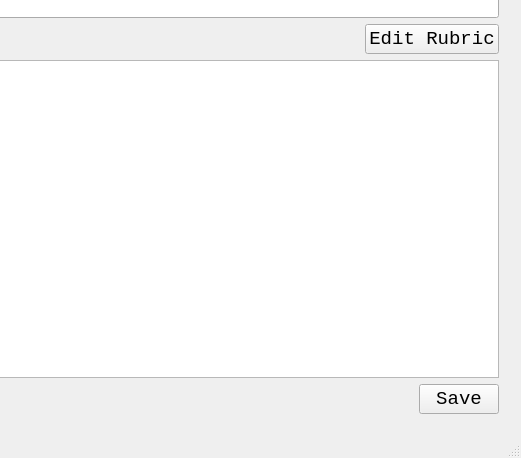
This is GAUI/basescreen.ui in ezfe/grading-assistant-cs205 as Qt 5 draws it before an edit; both pictures show x 187 to 708 and y 88 to 546 of the 708 by 546 pixel window. The edited form follows.
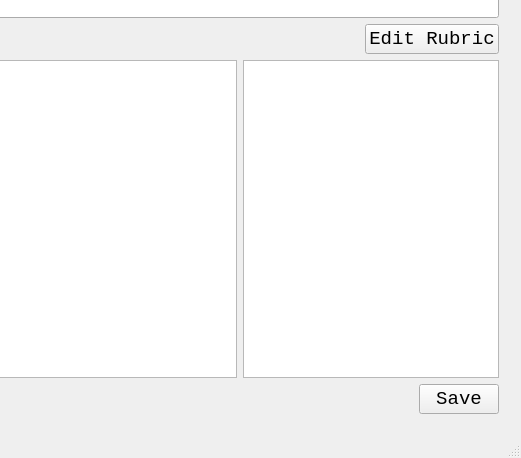
This is the edited form. The open tabs and pages were chosen to show the change.

Commit message:
Added "gradebook" for individual assignments
-small table of all students in class with grades on that lab
-also changed remaining exec dialog to show

What changed in the file:
```diff
--- a/GAUI/basescreen.ui
+++ b/GAUI/basescreen.ui
@@ -608,6 +608,8 @@
          </layout>
         </item>
         <item row="2" column="0">
+         <layout class="QHBoxLayout" name="horizontalLayout_8">
+          <item>
          <widget class="QPlainTextEdit" name="descriptionEdit">
           <property name="font">
            <font>
@@ -615,6 +617,18 @@
            </font>
           </property>
          </widget>
+          </item>
+          <item>
+           <widget class="QTableWidget" name="assignmentGradeTable">
+            <property name="sizePolicy">
+             <sizepolicy hsizetype="Maximum" vsizetype="Expanding">
+              <horstretch>0</horstretch>
+              <verstretch>0</verstretch>
+             </sizepolicy>
+            </property>
+           </widget>
+          </item>
+         </layout>
         </item>
         <item row="3" column="0">
          <layout class="QHBoxLayout" name="horizontalLayout_5">
```
Left out of the diff: 2 changed lines with no effect on the pictures. Lines whose indentation alone changed are shown as unchanged. The commit also changes 5 other files.
